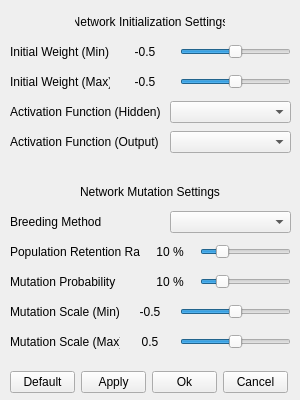
First picture: the form in shipyard/networkwindow.ui, repository terratenff/yrn-eavat-zrff, before the edit.
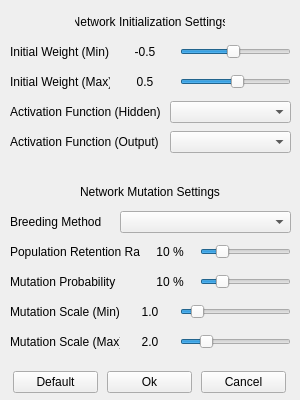
Second picture: the form after the edit.

```diff
--- a/shipyard/networkwindow.ui
+++ b/shipyard/networkwindow.ui
@@ -10,6 +10,18 @@
     <height>400</height>
    </rect>
   </property>
+  <property name="minimumSize">
+   <size>
+    <width>300</width>
+    <height>400</height>
+   </size>
+  </property>
+  <property name="maximumSize">
+   <size>
+    <width>300</width>
+    <height>400</height>
+   </size>
+  </property>
   <property name="windowTitle">
    <string>Form</string>
   </property>
@@ -104,13 +116,13 @@
      <widget class="QLabel" name="label_7">
       <property name="minimumSize">
        <size>
-        <width>150</width>
+        <width>100</width>
         <height>0</height>
        </size>
       </property>
       <property name="maximumSize">
        <size>
-        <width>150</width>
+        <width>100</width>
         <height>16777215</height>
        </size>
       </property>
@@ -389,7 +401,7 @@
        </size>
       </property>
       <property name="text">
-       <string>-0.5</string>
+       <string>1.0</string>
       </property>
       <property name="alignment">
        <set>Qt::AlignCenter</set>
@@ -399,13 +411,13 @@
     <item>
      <widget class="QSlider" name="horizontalSlider_5">
       <property name="minimum">
-       <number>-999999</number>
+       <number>1</number>
       </property>
       <property name="maximum">
-       <number>999999</number>
+       <number>10000</number>
       </property>
       <property name="value">
-       <number>-500</number>
+       <number>1000</number>
       </property>
       <property name="orientation">
        <enum>Qt::Horizontal</enum>
@@ -461,7 +473,7 @@
        </size>
       </property>
       <property name="text">
-       <string>0.5</string>
+       <string>2.0</string>
       </property>
       <property name="alignment">
        <set>Qt::AlignCenter</set>
@@ -471,13 +483,13 @@
     <item>
      <widget class="QSlider" name="horizontalSlider_6">
       <property name="minimum">
-       <number>-999999</number>
+       <number>1</number>
       </property>
       <property name="maximum">
-       <number>999999</number>
+       <number>10000</number>
       </property>
       <property name="value">
-       <number>500</number>
+       <number>2000</number>
       </property>
       <property name="orientation">
        <enum>Qt::Horizontal</enum>
@@ -543,10 +555,10 @@
     <item>
      <widget class="QSlider" name="horizontalSlider">
       <property name="minimum">
-       <number>-999999</number>
+       <number>-10000</number>
       </property>
       <property name="maximum">
-       <number>999999</number>
+       <number>10000</number>
       </property>
       <property name="value">
        <number>-500</number>
@@ -605,7 +617,7 @@
        </size>
       </property>
       <property name="text">
-       <string>-0.5</string>
+       <string>0.5</string>
       </property>
       <property name="alignment">
        <set>Qt::AlignCenter</set>
@@ -615,10 +627,10 @@
     <item>
      <widget class="QSlider" name="horizontalSlider_2">
       <property name="minimum">
-       <number>-999999</number>
+       <number>-10000</number>
       </property>
       <property name="maximum">
-       <number>999999</number>
+       <number>10000</number>
       </property>
       <property name="value">
        <number>500</number>
@@ -644,13 +656,13 @@
      <widget class="QPushButton" name="pushButton_4">
       <property name="minimumSize">
        <size>
-        <width>65</width>
+        <width>85</width>
         <height>0</height>
        </size>
       </property>
       <property name="maximumSize">
        <size>
-        <width>65</width>
+        <width>85</width>
         <height>16777215</height>
        </size>
       </property>
@@ -663,32 +675,13 @@
      <widget class="QPushButton" name="pushButton_3">
       <property name="minimumSize">
        <size>
-        <width>65</width>
+        <width>85</width>
         <height>0</height>
        </size>
       </property>
       <property name="maximumSize">
        <size>
-        <width>65</width>
-        <height>16777215</height>
-       </size>
-      </property>
-      <property name="text">
-       <string>Apply</string>
-      </property>
-     </widget>
-    </item>
-    <item>
-     <widget class="QPushButton" name="pushButton_2">
-      <property name="minimumSize">
-       <size>
-        <width>65</width>
-        <height>0</height>
-       </size>
-      </property>
-      <property name="maximumSize">
-       <size>
-        <width>65</width>
+        <width>85</width>
         <height>16777215</height>
        </size>
       </property>
@@ -701,13 +694,13 @@
      <widget class="QPushButton" name="pushButton">
       <property name="minimumSize">
        <size>
-        <width>65</width>
+        <width>85</width>
         <height>0</height>
        </size>
       </property>
       <property name="maximumSize">
        <size>
-        <width>65</width>
+        <width>85</width>
         <height>16777215</height>
        </size>
       </property>
```
Left out of the diff: 60 changed lines with no effect on the pictures.
